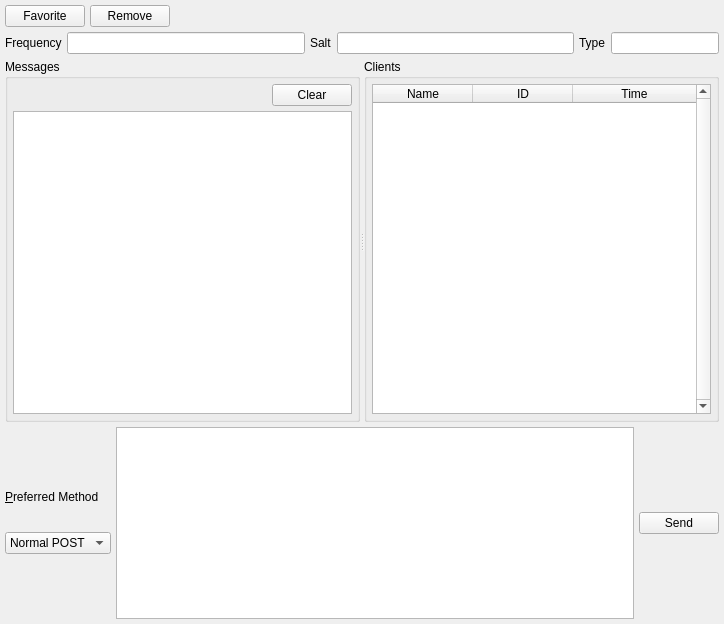
Before: the Qt Designer form UI/buzzpage.ui in xloem/spot-on-svn, drawn with Qt 5.
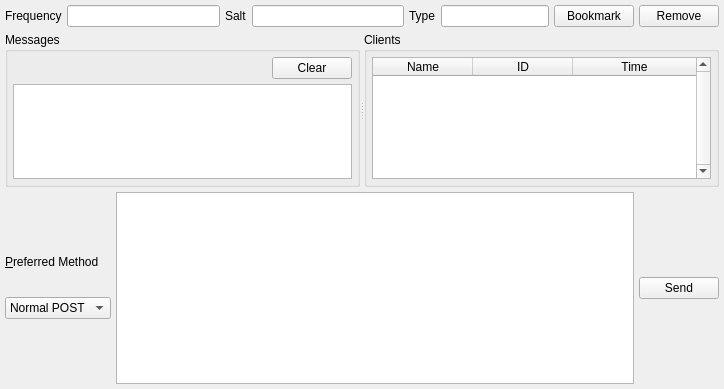
After: the same form once the commit is applied. Custom widgets are drawn as their Qt base class.

Commit message: Allow account resets. Modified Buzz layout.

The edit to the form file:
```diff
--- a/UI/buzzpage.ui
+++ b/UI/buzzpage.ui
@@ -7,7 +7,7 @@
     <x>0</x>
     <y>0</y>
     <width>724</width>
-    <height>624</height>
+    <height>389</height>
    </rect>
   </property>
   <property name="windowTitle">
@@ -20,40 +20,6 @@
    <property name="margin">
     <number>5</number>
    </property>
-   <item>
-    <layout class="QHBoxLayout" name="horizontalLayout_2">
-     <property name="spacing">
-      <number>5</number>
-     </property>
-     <item>
-      <widget class="QPushButton" name="favorite">
-       <property name="text">
-        <string>Favorite</string>
-       </property>
-      </widget>
-     </item>
-     <item>
-      <widget class="QPushButton" name="remove">
-       <property name="text">
-        <string>Remove</string>
-       </property>
-      </widget>
-     </item>
-     <item>
-      <spacer name="horizontalSpacer">
-       <property name="orientation">
-        <enum>Qt::Horizontal</enum>
-       </property>
-       <property name="sizeHint" stdset="0">
-        <size>
-         <width>40</width>
-         <height>20</height>
-        </size>
-       </property>
-      </spacer>
-     </item>
-    </layout>
-   </item>
    <item>
     <layout class="QHBoxLayout" name="horizontalLayout">
      <property name="spacing">
@@ -107,6 +73,20 @@
        </property>
       </widget>
      </item>
+     <item>
+      <widget class="QPushButton" name="favorite">
+       <property name="text">
+        <string>Bookmark</string>
+       </property>
+      </widget>
+     </item>
+     <item>
+      <widget class="QPushButton" name="remove">
+       <property name="text">
+        <string>Remove</string>
+       </property>
+      </widget>
+     </item>
     </layout>
    </item>
    <item>
```
Left out of the diff: 4 changed lines with no effect on the pictures. The commit also changes 2 other files.
